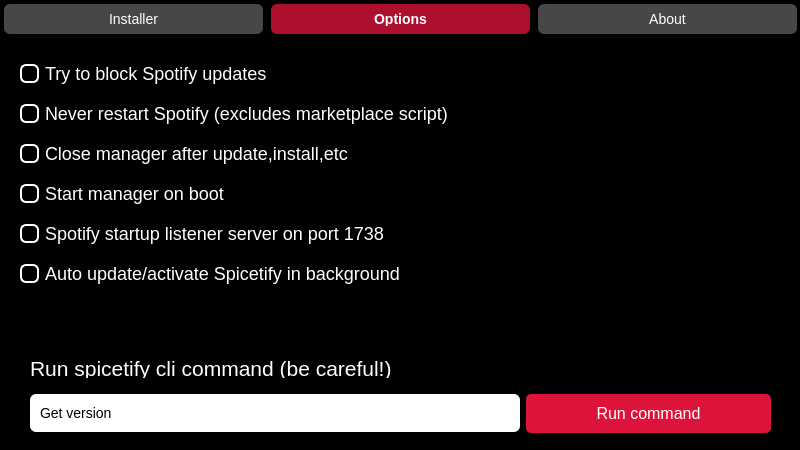
Protonosgit/Spicetify_Installer, file res/manager.ui: the form before one commit.
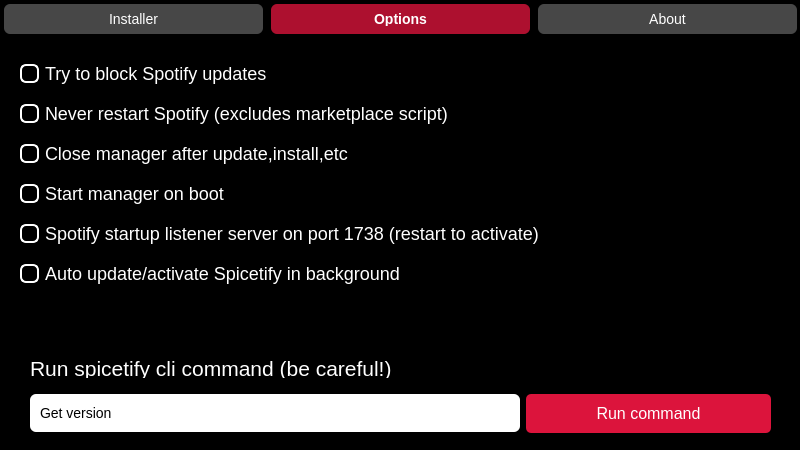
The form after the commit. The open tabs and pages were chosen to show the change. Icons and pictures are not drawn.

Commit message: Background service can be launched without restart

Patch:
```diff
--- a/res/manager.ui
+++ b/res/manager.ui
@@ -566,7 +566,7 @@
 }</string>
       </property>
       <property name="text">
-       <string>Spotify startup listener server on port 1738</string>
+       <string>Spotify startup listener server on port 1738 (restart to activate)</string>
       </property>
       <property name="iconSize">
        <size>
```
The commit also changes 1 other file.
